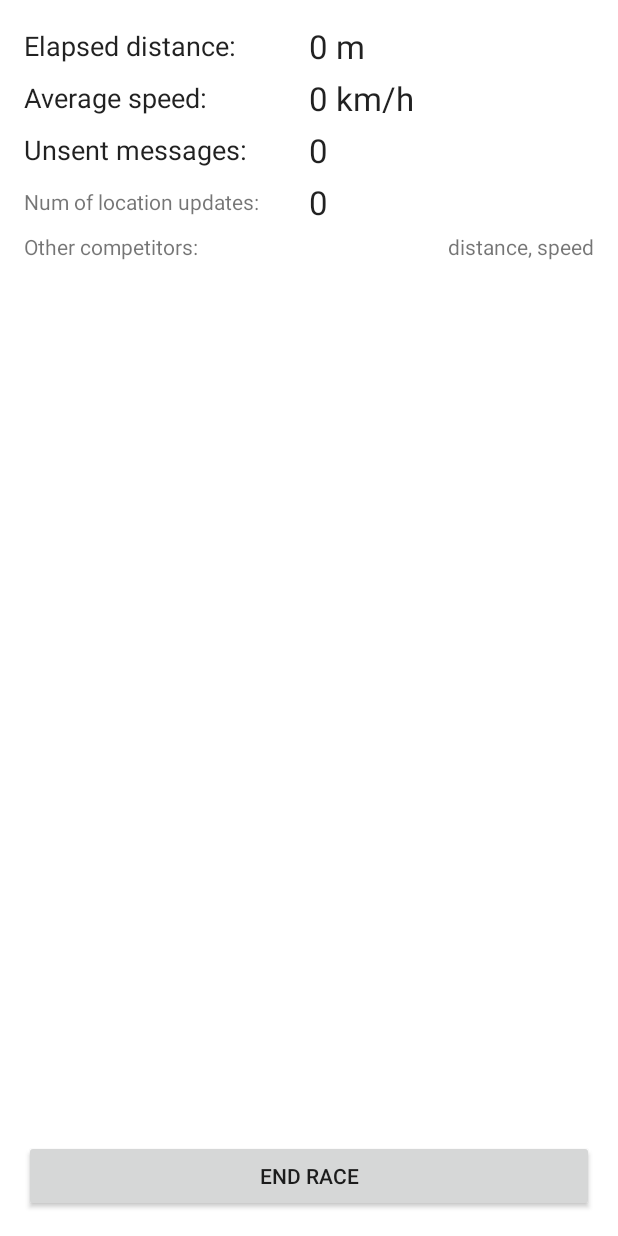
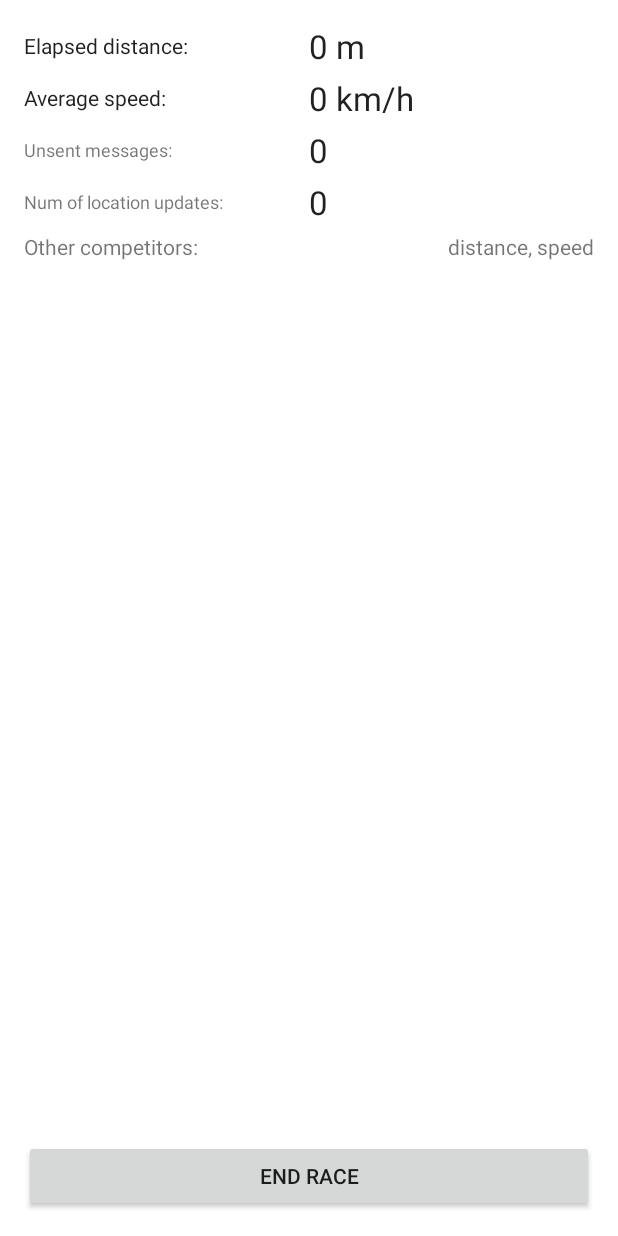
Before and after one commit to machl/Den-cesty-Android, an Android app: the RaceActivity screen opened directly, with no data from a screen before it, on a phone screen of 412 x 824 dp. Run offline under Robolectric (Android 15) with nearby library versions, the phone set to English and light mode, and no system bars.

Commit message:
prepare for release

```diff
--- a/app/build.gradle
+++ b/app/build.gradle
@@ -6,10 +6,10 @@ android {
 
     defaultConfig {
         applicationId "cz.machalik.bcthesis.dencesty"
-        minSdkVersion 17
+        minSdkVersion 16
         targetSdkVersion 21
         versionCode 1
-        versionName "1.0"
+        versionName "2.0"
     }
     buildTypes {
         release {
--- a/app/src/main/java/cz/machalik/bcthesis/dencesty/activities/RaceActivity.java
+++ b/app/src/main/java/cz/machalik/bcthesis/dencesty/activities/RaceActivity.java
@@ -11,7 +11,6 @@ import android.os.AsyncTask;
 import android.os.Bundle;
 import android.support.v4.content.LocalBroadcastManager;
 import android.support.v4.widget.SwipeRefreshLayout;
-import android.util.Log;
 import android.view.KeyEvent;
 import android.view.View;
 import android.widget.Button;
@@ -220,10 +219,10 @@ public class RaceActivity extends Activity {
             showProgress(false);
 
             if (success) {
-                Log.i(TAG, "Successful RaceInfoUpdate");
+                //Log.i(TAG, "Successful RaceInfoUpdate");
                 updateRaceInfoUI();
             } else {
-                Log.i(TAG, "Failed RaceInfoUpdate");
+                //Log.i(TAG, "Failed RaceInfoUpdate");
             }
         }
 
--- a/app/src/main/res/layout/activity_login.xml
+++ b/app/src/main/res/layout/activity_login.xml
@@ -35,7 +35,7 @@
                 android:textAppearance="?android:attr/textAppearanceMedium"
                 android:text="@string/please_login"
                 android:id="@+id/textView2"
-                android:layout_marginTop="16dp" />
+                android:layout_marginTop="14dp" />
 
             <EditText android:id="@+id/email_textfield" android:layout_width="match_parent"
                 android:layout_height="wrap_content" android:hint="@string/prompt_email"
--- a/app/src/main/res/layout/activity_race.xml
+++ b/app/src/main/res/layout/activity_race.xml
@@ -35,7 +35,7 @@
                     android:text="@string/elapsed_distance"
                     android:layout_weight="1"
                     android:textAppearance="?android:attr/textAppearanceLarge"
-                    android:textSize="18sp"
+                    android:textSize="14sp"
                     android:gravity="center_vertical" />
 
                 <TextView
@@ -65,7 +65,7 @@
                     android:text="@string/avg_speed"
                     android:layout_weight="1"
                     android:textAppearance="?android:attr/textAppearanceLarge"
-                    android:textSize="18sp"
+                    android:textSize="14sp"
                     android:gravity="center_vertical" />
 
                 <TextView
@@ -94,8 +94,8 @@
                     android:layout_height="fill_parent"
                     android:text="@string/unsent_messages"
                     android:layout_weight="1"
-                    android:textAppearance="?android:attr/textAppearanceLarge"
-                    android:textSize="18sp"
+                    android:textAppearance="?android:attr/textAppearanceSmall"
+                    android:textSize="12sp"
                     android:gravity="center_vertical" />
 
                 <TextView
@@ -125,6 +125,7 @@
                     android:text="@string/num_of_location_updates"
                     android:layout_weight="1"
                     android:textAppearance="?android:attr/textAppearanceSmall"
+                    android:textSize="12sp"
                     android:gravity="center_vertical" />
 
                 <TextView
--- a/app/src/main/res/layout/right_detail_list_item.xml
+++ b/app/src/main/res/layout/right_detail_list_item.xml
@@ -15,7 +15,7 @@
         android:layout_height="wrap_content"
         android:layout_weight="1"
         android:gravity="left|center_vertical"
-        android:textSize="18sp" />
+        android:textSize="16sp" />
 
     <TextView android:id="@+id/detailTextLabel"
         android:text="0 m, 0 km/h"
@@ -25,6 +25,6 @@
         android:layout_height="wrap_content"
         android:layout_weight="1"
         android:gravity="right|center_vertical"
-        android:textSize="18sp" />
+        android:textSize="16sp" />
 
 </LinearLayout>
```
Also changed, not shown: app/src/main/java/cz/machalik/bcthesis/dencesty/events/EventUploaderService.java (+5 -6 lines), app/src/main/java/cz/machalik/bcthesis/dencesty/location/BackgroundLocationService.java (+5 -6 lines), app/src/main/java/cz/machalik/bcthesis/dencesty/model/RaceModel.java (+5 -6 lines), app/src/main/java/cz/machalik/bcthesis/dencesty/other/FileLogger.java (+4 -5 lines), app/src/main/java/cz/machalik/bcthesis/dencesty/webapi/WebAPI.java (+16 -17 lines).
